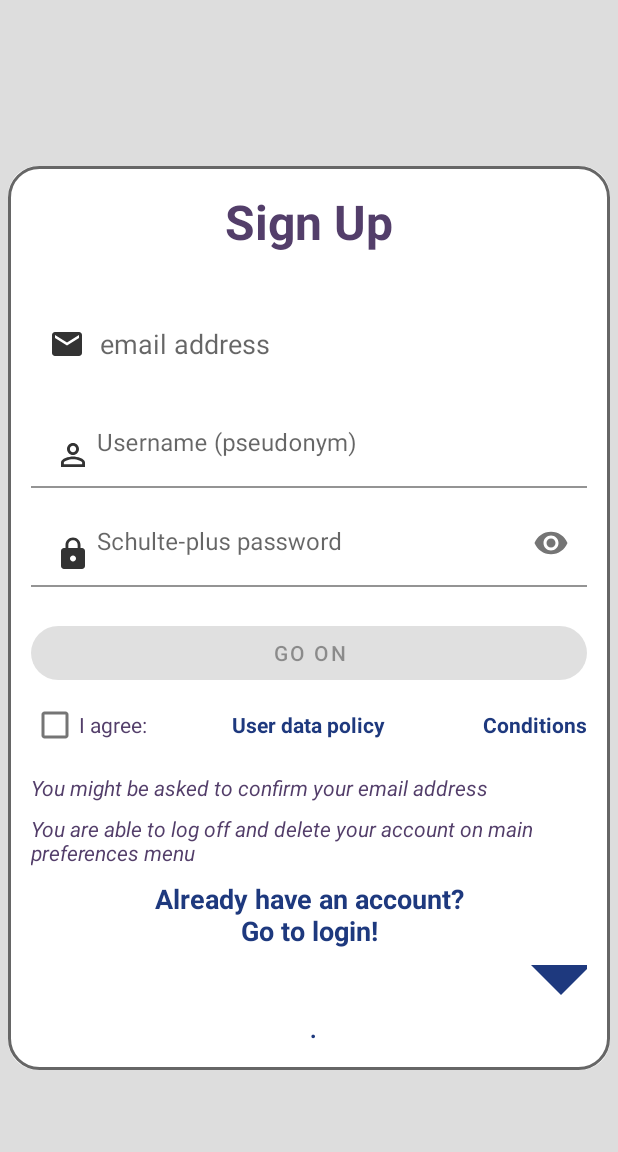
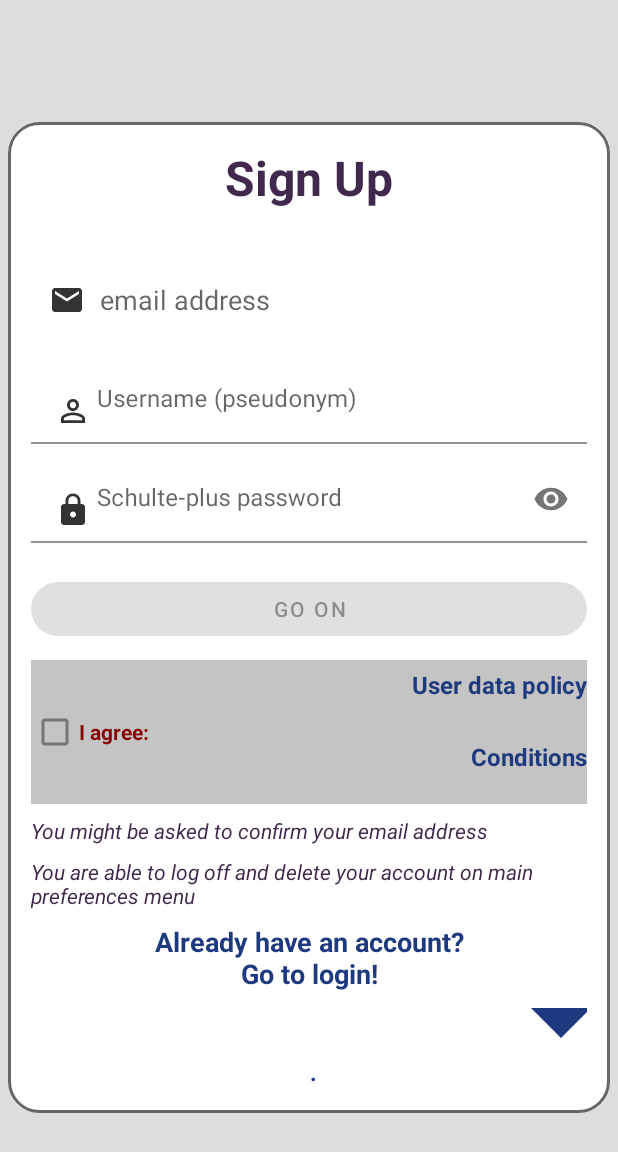
Before and after one commit to Aleksandr-Nebobzod/schulteplus, an Android app: the layout activity_main_signup.xml on its own in the app's theme, with its tools: preview values and no code run, on a phone screen of 412 x 824 dp. Shown: the top 1152 px of the screen. Run offline under Robolectric (Android 15) with nearby library versions, the phone set to English and light mode, and no system bars.

Commit message:
Version  closed_test01
Touch target size and contrast Increased on SignUp screen
Touch target size double Increased on all WebView screens
Implementation Issues of fixed height for scalable text fixed
Contrast ratio significantly increased on SignUp and Login screens
Toolbar icon refreshed

android:versionCode="37"

```diff
--- a/app/build.gradle
+++ b/app/build.gradle
@@ -30,7 +30,7 @@ android {
         applicationId "org.nebobrod.schulteplus"
         minSdkVersion 26
         targetSdkVersion 34
-        versionCode 36
+        versionCode 37
         versionName "Entada"
         signingConfig signingConfigs.debug
         buildConfigField 'boolean', 'ENABLE_CRASHLYTICS', 'true'
--- a/app/src/main/AndroidManifest.xml
+++ b/app/src/main/AndroidManifest.xml
@@ -37,7 +37,7 @@
 		android:roundIcon="@mipmap/ic_launcher_round"
 		android:supportsRtl="true"
 		android:theme="@style/Theme.SchultePlus"
-		android:versionCode="36"
+		android:versionCode="37"
 		android:versionName="Entada"
 		tools:targetApi="33">
 <!--		android:icon="@mipmap/ic_launcher"-->
--- a/app/src/main/java/org/nebobrod/schulteplus/ui/MainActivity.java
+++ b/app/src/main/java/org/nebobrod/schulteplus/ui/MainActivity.java
@@ -151,7 +151,7 @@ public class MainActivity extends AppCompatActivity {
 		//ActionBar as a toolbar
 		androidx.appcompat.app.ActionBar mainActionBar = this.getSupportActionBar();
 		int abColor =  getWindow().getStatusBarColor();
-		mainActionBar.setLogo(R.drawable.ic_ab_schulte_plus);
+		mainActionBar.setLogo(R.drawable.ic_logo_100);
 		mainActionBar.setDisplayUseLogoEnabled(true);
 		mainActionBar.setDisplayShowHomeEnabled(true);
 
--- a/app/src/main/res/layout/activity_main_signup.xml
+++ b/app/src/main/res/layout/activity_main_signup.xml
@@ -67,7 +67,7 @@
 					android:hint="@string/hint_email"
 					android:drawableStart="@drawable/ic_baseline_email_24"
 					android:drawablePadding="10dp"
-					android:backgroundTint="@color/semi_white"
+					android:backgroundTint="@color/semi_white_bright"
 					android:layout_marginBottom="6dp"/>
 
 				<com.google.android.material.textfield.TextInputLayout
@@ -88,7 +88,7 @@
 						android:background="@drawable/border02"
 						android:drawableStart="@drawable/ic_baseline_perm_identity_24"
 						android:drawablePadding="4dp"
-						android:backgroundTint="@color/semi_white"
+						android:backgroundTint="@color/semi_white_bright"
 						/>
 				</com.google.android.material.textfield.TextInputLayout>
 
@@ -111,7 +111,7 @@
 						android:background="@drawable/border02"
 						android:drawableStart="@drawable/ic_baseline_lock_24"
 						android:drawablePadding="4dp"
-						android:backgroundTint="@color/semi_white"
+						android:backgroundTint="@color/semi_white_bright"
 						/>
 				</com.google.android.material.textfield.TextInputLayout>
 
@@ -128,45 +128,63 @@
 				<LinearLayout
 					android:layout_width="match_parent"
 					android:layout_height="wrap_content"
+					android:background="@color/semi_grey_dark_4"
 					android:orientation="horizontal"
+					android:layout_marginTop="10dp"
 					android:layout_gravity="center_vertical">
 
 					<CheckBox
 						android:layout_width="0dp"
 						android:layout_weight="1"
-						android:layout_height="48dp"
-						style="@style/AppTextStyle"
+						android:layout_height="match_parent"
+						android:textColor="@color/colorError"
+						android:textStyle="bold"
+						android:textSize="14sp"
 						android:id="@+id/cb_agreed"
 						android:text="@string/str_confirm_policy"
 						android:checked="false"
 						/>
 
+					<LinearLayout
+						android:layout_width="0dp"
+						android:layout_weight="2"
+						android:layout_height="wrap_content"
+						android:orientation="vertical"
+						android:layout_gravity="fill_vertical">
+
 						<TextView
-						android:layout_width="0dp"
+							android:layout_width="match_parent"
 							android:layout_weight="1"
-						android:layout_height="48dp"
-						android:gravity="center"
+							android:layout_height="0dp"
+							android:paddingVertical="5dp"
+							android:gravity="end"
+							android:minHeight="48dp"
 							android:id="@+id/tv_policy"
 							android:text="@string/lbl_about_user_data_policy"
-						android:textSize="14sp"
+							android:textSize="16sp"
 							android:textStyle="bold"
 							android:theme="@style/Theme.SchultePlus"
 							android:textColor="@color/colorPrimary"
 							android:clickable="true"/>
 
 						<TextView
-						android:layout_width="0dp"
+							android:layout_width="match_parent"
 							android:layout_weight="1"
-						android:layout_height="48dp"
+							android:layout_height="0dp"
+							android:paddingVertical="5dp"
+							android:minHeight="48dp"
 							android:gravity="end"
 							android:id="@+id/tv_agreement"
 							android:text="@string/lbl_about_user_agreement"
-						android:textSize="14sp"
+							android:textSize="16sp"
 							android:textAlignment="viewEnd"
 							android:textStyle="bold"
 							android:theme="@style/Theme.SchultePlus"
 							android:textColor="@color/colorPrimary"
 							android:clickable="true"/>
+					</LinearLayout>
+
+
 				</LinearLayout>
 
 				<TextView
--- a/app/src/main/res/values-night/colors.xml
+++ b/app/src/main/res/values-night/colors.xml
@@ -15,7 +15,7 @@
 <!--	<color name="colorOnPrimary">#000000</color>-->
 	<color name="colorOnPrimary">@color/white </color>
 	<!-- Secondary brand colors -->
-	<color name="colorSecondary">@color/teal_200</color>
+	<color name="colorSecondary">@color/teal_100</color>
 	<color name="colorSecondaryVariant">@color/teal_700</color>
 	<color name="colorOnSecondary">@color/light_grey_D</color>
 
@@ -23,6 +23,6 @@
 	<color name="colorError">@color/light_red_A200</color>
 	<color name="spinnerTextColor">@color/light_grey_F_blue</color>
 
-	<color name="colorSurface">@color/semi_grey_4</color>
+	<color name="colorSurface">@color/semi_grey_dark_4</color>
 
 </resources>
--- a/app/src/main/res/values-night/themes.xml
+++ b/app/src/main/res/values-night/themes.xml
@@ -88,7 +88,7 @@
 		<!-- Primary brand color. -->
 <!--		<item name="colorPrimary">@color/light_grey_4</item>-->
 <!--		<item name="colorPrimaryVariant">@color/light_grey_6</item>-->
-<!--		<item name="colorOnPrimary">@color/white</item>-->
+		<item name="colorOnPrimary">@color/black</item>
 
 		<!-- Secondary brand color. -->
 <!--		<item name="colorSecondary">@color/light_grey_A</item>-->
--- a/app/src/main/res/values/colors.xml
+++ b/app/src/main/res/values/colors.xml
@@ -13,14 +13,14 @@
 	<color name="colorPrimaryVariant">@color/light_grey_A_blue</color>
 	<color name="colorOnPrimary">@color/white</color>
 	<!-- Secondary brand colors -->
-	<color name="colorSecondary">@color/light_grey_4_purple</color>
+	<color name="colorSecondary">@color/light_grey_2_purple</color>
 	<color name="colorSecondaryVariant">@color/teal_200</color>
 	<color name="colorOnSecondary">@color/light_grey_D_blue</color>
 
 	<color name="colorBackground">@color/light_grey_D</color>
 	<color name="colorError">@color/light_grey_8_red</color>
 <!--	<color name="colorBackground">@color/light_grey_A_blue</color>-->
-	<color name="colorSurface">@color/semi_white</color>
+	<color name="colorSurface">@color/semi_white_bright</color>
 
 	<color name="spinnerTextColor">@color/light_grey_4_blue</color>
 
@@ -28,6 +28,7 @@
 	<color name="purple_200">#FFBB86FC</color>
 	<color name="purple_500">#FF6200EE</color>
 	<color name="purple_700">#FF3700B3</color>
+	<color name="teal_100">#FF02F4DD</color>
 	<color name="teal_200">#FF03DAC5</color>
 	<color name="teal_700">#FF018786</color>
 	<color name="black">#FF000000</color>
@@ -37,9 +38,12 @@
 	<color name="light_blue_900">#0275AE</color>
 	<color name="light_blue_A200">#FF40C4FF</color>
 	<color name="light_red_A200">#FF7878</color>
-	<color name="semi_grey_4">#44444444</color>
-	<color name="semi_grey_6">#66666666</color>
+	<color name="semi_grey_2">#22777777</color>
+	<color name="semi_grey_4">#44777777</color>
+	<color name="semi_grey_dark_4">#44222222</color>
+	<color name="semi_grey_6">#66777777</color>
 	<color name="semi_white">#66FFFFFF</color>
+	<color name="semi_white_bright">#AEFFFFFF</color>
 	<color name="light_grey_1">#111111</color>
 	<color name="light_grey_1_blue">#11112B</color>
 	<color name="light_grey_2">#222222</color>
--- a/app/src/main/res/values/themes.xml
+++ b/app/src/main/res/values/themes.xml
@@ -109,7 +109,7 @@
 		<!-- Primary brand color. -->
 <!--		<item name="colorPrimary">@color/light_grey_4</item>-->
 <!--		<item name="colorPrimaryVariant">@color/light_grey_6</item>-->
-<!--		<item name="colorOnPrimary">@color/white</item>-->
+		<item name="colorOnPrimary">@color/white</item>
 
 		<!-- Secondary brand color. -->
 <!--		<item name="colorSecondary">@color/light_grey_A</item>-->
```
Also changed, not shown: app/src/main/java/org/nebobrod/schulteplus/Utils.java (+55 -0 lines), app/src/main/java/org/nebobrod/schulteplus/common/STable.java (+6 -5 lines), app/src/main/res/drawable/ic_logo_100.xml (added, +30 -0 lines), app/src/main/res/values/arrays.xml (+6 -6 lines), lib/build.gradle (added, +8 -0 lines), 4 other files. Lines whose indentation alone changed are shown as unchanged.
